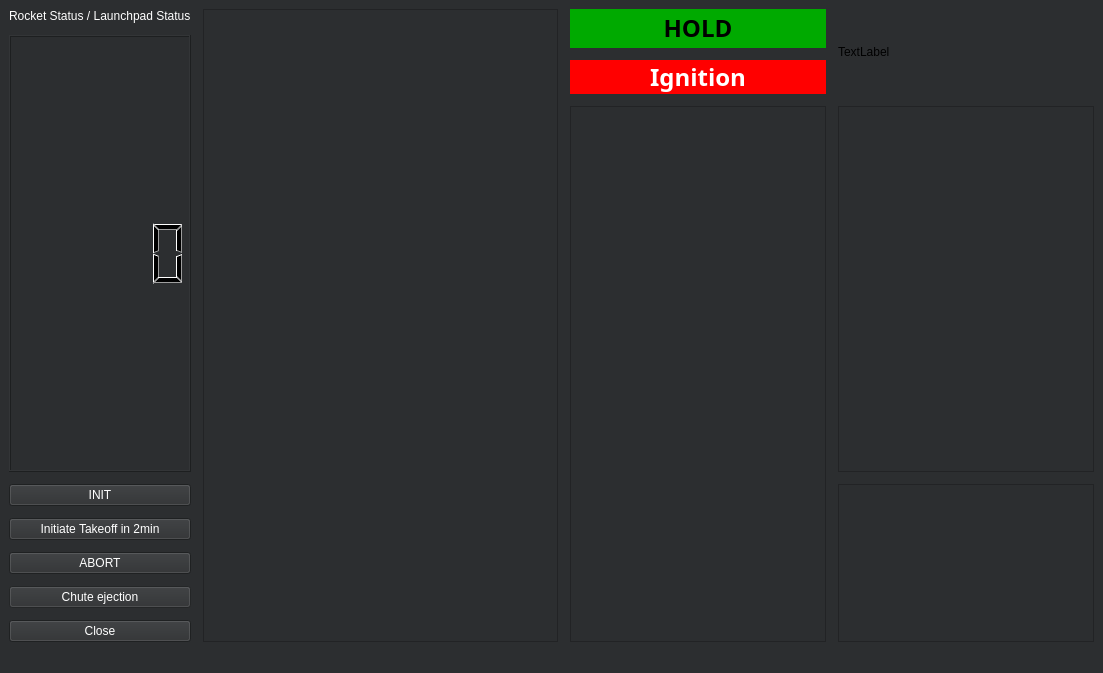
First picture: the form in diplomprojekt.ui, repository a-hristov/WI_Launch_IT, before the edit.
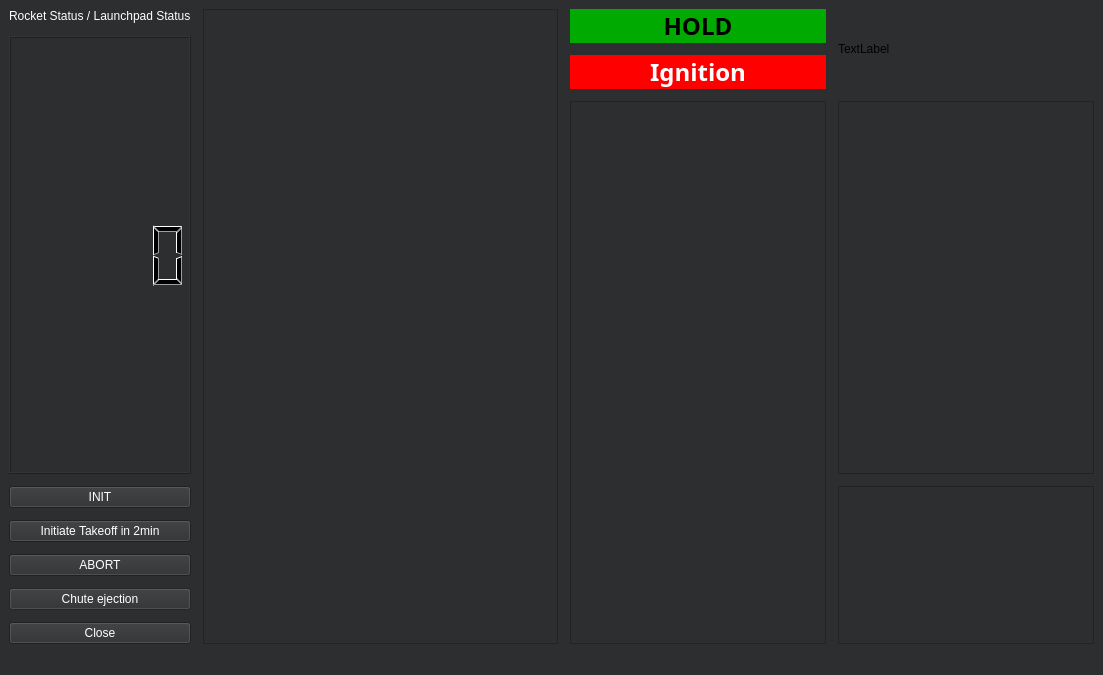
Second picture: the form after the edit.

Commit message: Test Console Output

```diff
--- a/diplomprojekt.ui
+++ b/diplomprojekt.ui
@@ -7,7 +7,7 @@
     <x>0</x>
     <y>0</y>
     <width>1103</width>
-    <height>673</height>
+    <height>675</height>
    </rect>
   </property>
   <property name="windowTitle">
@@ -23,10 +23,13 @@
       <property name="spacing">
        <number>12</number>
       </property>
-      <item row="2" column="0" rowspan="6">
+      <item row="6" column="4" rowspan="5" colspan="2">
+       <widget class="QGraphicsView" name="w_plot2"/>
+      </item>
+      <item row="2" column="0" rowspan="4">
        <widget class="QLCDNumber" name="lcdNumber"/>
       </item>
-      <item row="11" column="0">
+      <item row="9" column="0">
        <widget class="QPushButton" name="b_ejection">
         <property name="enabled">
          <bool>false</bool>
@@ -39,30 +42,7 @@
         </property>
        </widget>
       </item>
-      <item row="9" column="0">
-       <widget class="QPushButton" name="b_launch">
-        <property name="styleSheet">
-         <string notr="true">color: rgb(255, 255, 255);</string>
-        </property>
-        <property name="text">
-         <string>Initiate Takeoff in 2min</string>
-        </property>
-       </widget>
-      </item>
-      <item row="0" column="1" rowspan="13">
-       <widget class="QGraphicsView" name="graphicsView_2"/>
-      </item>
-      <item row="7" column="4" colspan="2">
-       <widget class="QGraphicsView" name="w_plot1">
-        <property name="frameShadow">
-         <enum>QFrame::Plain</enum>
-        </property>
-        <property name="midLineWidth">
-         <number>1</number>
-        </property>
-       </widget>
-      </item>
-      <item row="5" column="2" rowspan="2" colspan="2">
+      <item row="3" column="2" rowspan="2" colspan="2">
        <widget class="QLabel" name="label_5">
         <property name="font">
          <font>
@@ -84,7 +64,20 @@
         </property>
        </widget>
       </item>
-      <item row="0" column="2" rowspan="5" colspan="2">
+      <item row="7" column="0">
+       <widget class="QPushButton" name="b_launch">
+        <property name="styleSheet">
+         <string notr="true">color: rgb(255, 255, 255);</string>
+        </property>
+        <property name="text">
+         <string>Initiate Takeoff in 2min</string>
+        </property>
+       </widget>
+      </item>
+      <item row="0" column="1" rowspan="11">
+       <widget class="QGraphicsView" name="graphicsView_2"/>
+      </item>
+      <item row="0" column="2" rowspan="3" colspan="2">
        <widget class="QLabel" name="label_3">
         <property name="maximumSize">
          <size>
@@ -110,17 +103,20 @@
         </property>
        </widget>
       </item>
-      <item row="0" column="4" rowspan="7" colspan="2">
-       <widget class="QLabel" name="l_console">
-        <property name="text">
-         <string>TextLabel</string>
+      <item row="5" column="4" colspan="2">
+       <widget class="QGraphicsView" name="w_plot1">
+        <property name="frameShadow">
+         <enum>QFrame::Plain</enum>
+        </property>
+        <property name="midLineWidth">
+         <number>1</number>
         </property>
        </widget>
       </item>
-      <item row="7" column="2" rowspan="6" colspan="2">
+      <item row="5" column="2" rowspan="6" colspan="2">
        <widget class="QGraphicsView" name="graphicsView_3"/>
       </item>
-      <item row="12" column="0">
+      <item row="10" column="0">
        <widget class="QPushButton" name="exit">
         <property name="styleSheet">
          <string notr="true">color: rgb(255, 255, 255);</string>
@@ -130,7 +126,7 @@
         </property>
        </widget>
       </item>
-      <item row="8" column="0">
+      <item row="6" column="0">
        <widget class="QPushButton" name="b_init">
         <property name="styleSheet">
          <string notr="true">color: rgb(255, 255, 255);</string>
@@ -147,7 +143,7 @@
         </property>
        </widget>
       </item>
-      <item row="10" column="0">
+      <item row="8" column="0">
        <widget class="QPushButton" name="b_abort">
         <property name="styleSheet">
          <string notr="true">
@@ -158,8 +154,12 @@
         </property>
        </widget>
       </item>
-      <item row="8" column="4" rowspan="5" colspan="2">
-       <widget class="QGraphicsView" name="w_plot2"/>
+      <item row="0" column="4" rowspan="5" colspan="2">
+       <widget class="QLabel" name="console">
+        <property name="text">
+         <string>TextLabel</string>
+        </property>
+       </widget>
       </item>
      </layout>
     </item>
```
The commit also changes 2 other files.
